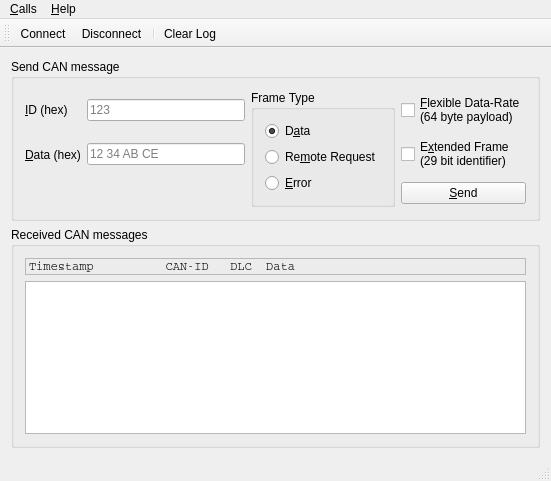
qt/qtserialbus, file examples/serialbus/can/mainwindow.ui: the form before one commit.
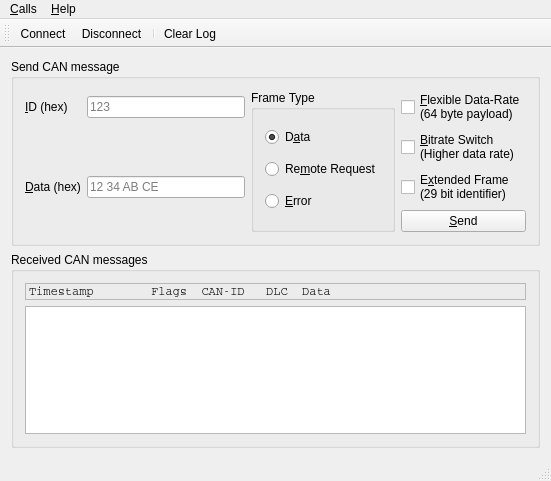
The form after the commit. Icons and pictures are not drawn.

Commit message: CAN: Introduce CAN FD Bitrate Switch (BRS)

The edit to the form file:
```diff
--- a/examples/serialbus/can/mainwindow.ui
+++ b/examples/serialbus/can/mainwindow.ui
@@ -40,7 +40,7 @@
            </property>
           </widget>
          </item>
-         <item row="0" column="2" rowspan="3">
+         <item row="0" column="2" rowspan="4">
           <widget class="QGroupBox" name="groupBox">
            <property name="title">
             <string>Frame Type</string>
@@ -84,7 +84,7 @@
            </property>
           </widget>
          </item>
-         <item row="1" column="3">
+         <item row="2" column="3">
           <widget class="QCheckBox" name="effBox">
            <property name="toolTip">
             <string>Allow extended frames with 29 bit identifier.
@@ -96,21 +96,21 @@
            </property>
           </widget>
          </item>
-         <item row="2" column="3">
+         <item row="3" column="3">
           <widget class="QPushButton" name="sendButton">
            <property name="text">
             <string>&amp;Send</string>
            </property>
           </widget>
          </item>
-         <item row="1" column="1">
+         <item row="2" column="1">
           <widget class="QLineEdit" name="lineEdit">
            <property name="placeholderText">
             <string>12 34 AB CE</string>
            </property>
           </widget>
          </item>
-         <item row="1" column="0">
+         <item row="2" column="0">
           <widget class="QLabel" name="label_2">
            <property name="text">
             <string>&amp;Data (hex)</string>
@@ -120,6 +120,14 @@
            </property>
           </widget>
          </item>
+         <item row="1" column="3">
+          <widget class="QCheckBox" name="bitrateSwitchBox">
+           <property name="text">
+            <string>&amp;Bitrate Switch
+(Higher data rate)</string>
+           </property>
+          </widget>
+         </item>
         </layout>
        </item>
       </layout>
@@ -143,7 +151,7 @@
           <enum>QFrame::StyledPanel</enum>
          </property>
          <property name="text">
-          <string>Timestamp          CAN-ID   DLC  Data</string>
+          <string>Timestamp        Flags  CAN-ID   DLC  Data</string>
          </property>
         </widget>
        </item>
```
Left out of the diff: 2 changed lines with no effect on the pictures. The commit also changes 10 other files.
